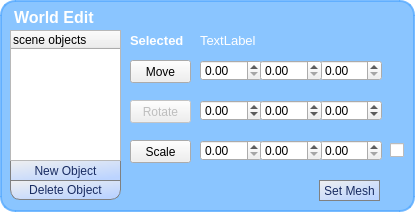
First picture: the form in bin/pymodules/editgui/editobject.ui, repository realXtend/tundra, before the edit.
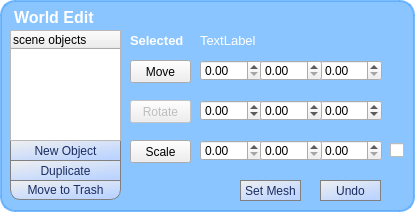
Second picture: the form after the edit.

Commit message: networking additions for editing w.i.p.: undo works (from command.py), derezzing works - duplicate coming next.

The edit to the form file:
```diff
--- a/bin/pymodules/editgui/editobject.ui
+++ b/bin/pymodules/editgui/editobject.ui
@@ -78,7 +78,7 @@
       <property name="geometry">
        <rect>
         <x>10</x>
-        <y>160</y>
+        <y>140</y>
         <width>111</width>
         <height>21</height>
        </rect>
@@ -181,7 +181,7 @@
         <x>10</x>
         <y>30</y>
         <width>111</width>
-        <height>131</height>
+        <height>111</height>
        </rect>
       </property>
       <property name="styleSheet">
@@ -303,13 +303,13 @@
 border: 1px solid grey;</string>
       </property>
       <property name="text">
-       <string>Delete Object</string>
+       <string>Move to Trash</string>
       </property>
      </widget>
      <widget class="QPushButton" name="setMesh">
       <property name="geometry">
        <rect>
-        <x>319</x>
+        <x>240</x>
         <y>180</y>
         <width>61</width>
         <height>21</height>
@@ -414,6 +414,40 @@
        <bool>false</bool>
       </property>
      </widget>
+     <widget class="QPushButton" name="duplicate">
+      <property name="geometry">
+       <rect>
+        <x>10</x>
+        <y>160</y>
+        <width>111</width>
+        <height>21</height>
+       </rect>
+      </property>
+      <property name="styleSheet">
+       <string>border-radius: 0px;
+border: 1px solid grey;</string>
+      </property>
+      <property name="text">
+       <string>Duplicate</string>
+      </property>
+     </widget>
+     <widget class="QPushButton" name="undo">
+      <property name="geometry">
+       <rect>
+        <x>320</x>
+        <y>180</y>
+        <width>61</width>
+        <height>21</height>
+       </rect>
+      </property>
+      <property name="styleSheet">
+       <string>border-radius: 0px;
+border: 1px solid grey;</string>
+      </property>
+      <property name="text">
+       <string>Undo</string>
+      </property>
+     </widget>
     </widget>
    </item>
   </layout>
```
The commit also changes 4 other files.
